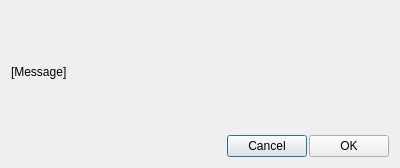
akamlah/ollama-gui, file OllamaGui/src/ui/dialog.ui: the form before one commit.
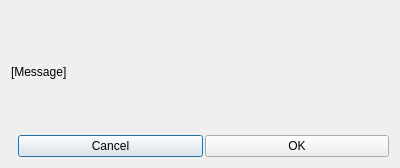
The form after the commit.

Diff of the .ui file:
```diff
--- a/OllamaGui/src/ui/dialog.ui
+++ b/OllamaGui/src/ui/dialog.ui
@@ -25,18 +25,18 @@
     </widget>
    </item>
    <item>
-    <layout class="QHBoxLayout" name="horizontalLayout_45778">
+    <layout class="QHBoxLayout" name="horizontalLayout_45778" stretch="3, 1, 1">
      <item>
       <spacer name="horizontalSpacer">
        <property name="orientation">
         <enum>Qt::Orientation::Horizontal</enum>
        </property>
-       <property name="sizeHint" stdset="0">
+       <!-- <property name="sizeHint" stdset="0">
         <size>
          <width>40</width>
          <height>20</height>
         </size>
-       </property>
+       </property> -->
       </spacer>
      </item>
      <item>
```
